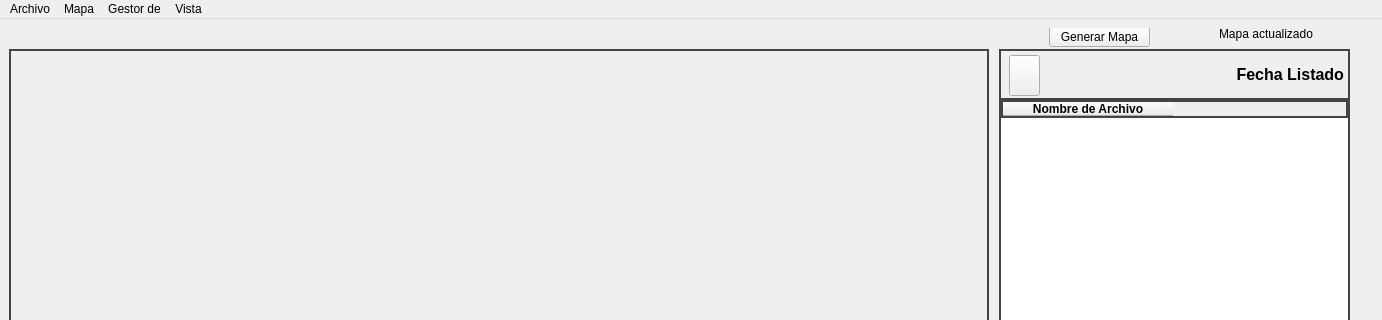
Gravel520/Copia_Clasificacion, file PyQt/ui_files/MainWindow.ui: the form before one commit; both pictures show x 0 to 1382 and y 0 to 320 of the 1382 by 700 pixel window.
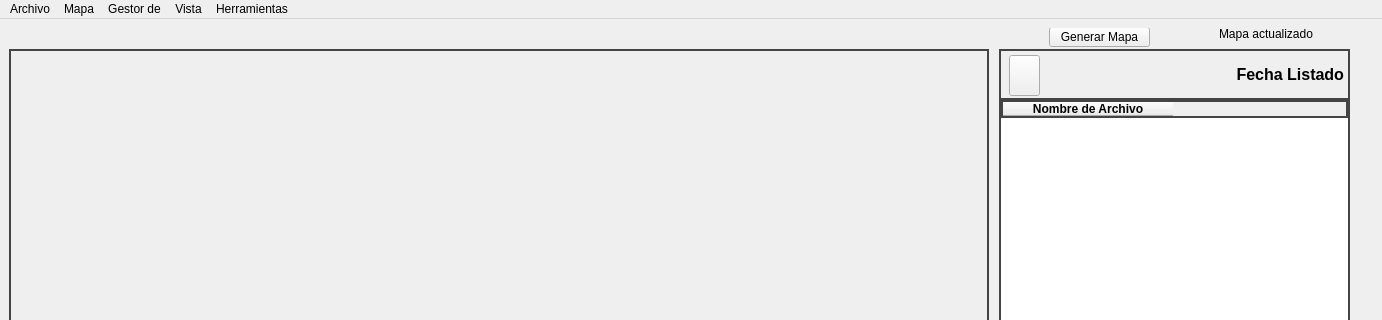
The form after the commit. Icons and pictures are not drawn. Custom widgets are drawn as their Qt base class.

Diff of the .ui file:
```diff
--- a/PyQt/ui_files/MainWindow.ui
+++ b/PyQt/ui_files/MainWindow.ui
@@ -550,10 +550,17 @@
     <addaction name="menuUbicaci_n_2"/>
     <addaction name="actionProvincias"/>
    </widget>
+   <widget class="QMenu" name="menuHerramientas">
+    <property name="title">
+     <string>Herramientas</string>
+    </property>
+    <addaction name="actionBiblioteca"/>
+   </widget>
    <addaction name="menuClasificar"/>
    <addaction name="menuMapa"/>
    <addaction name="menuAgrupar"/>
    <addaction name="menuVista"/>
+   <addaction name="menuHerramientas"/>
   </widget>
   <action name="actionMapa_Fotos">
    <property name="text">
```
Left out of the diff: 10 changed lines with no effect on the pictures.
